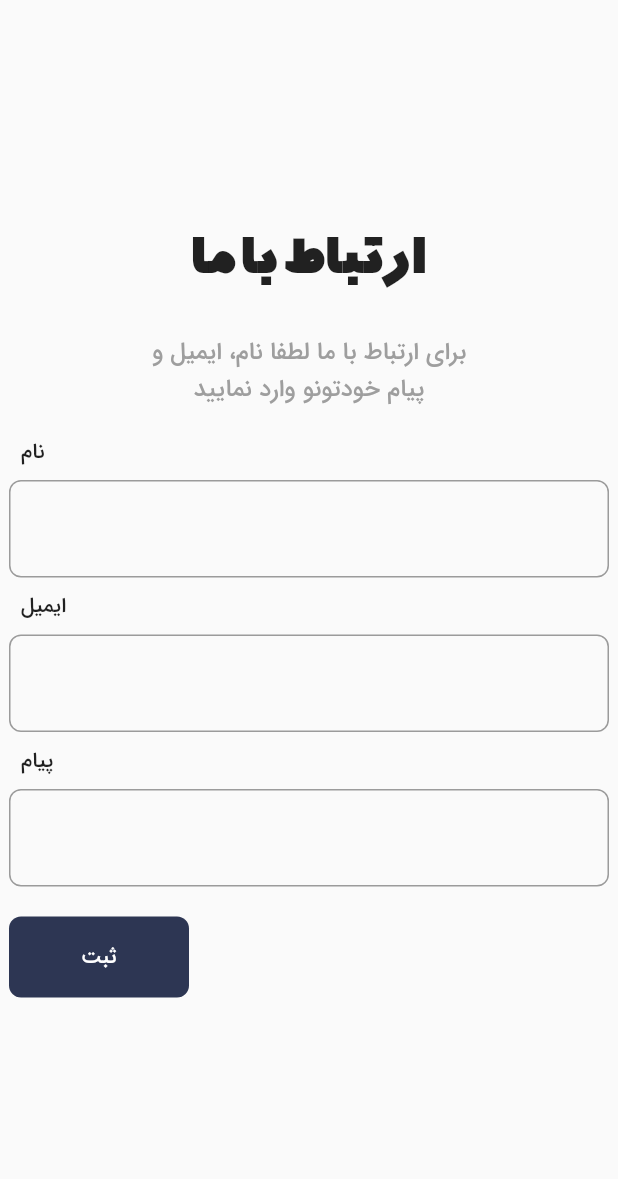
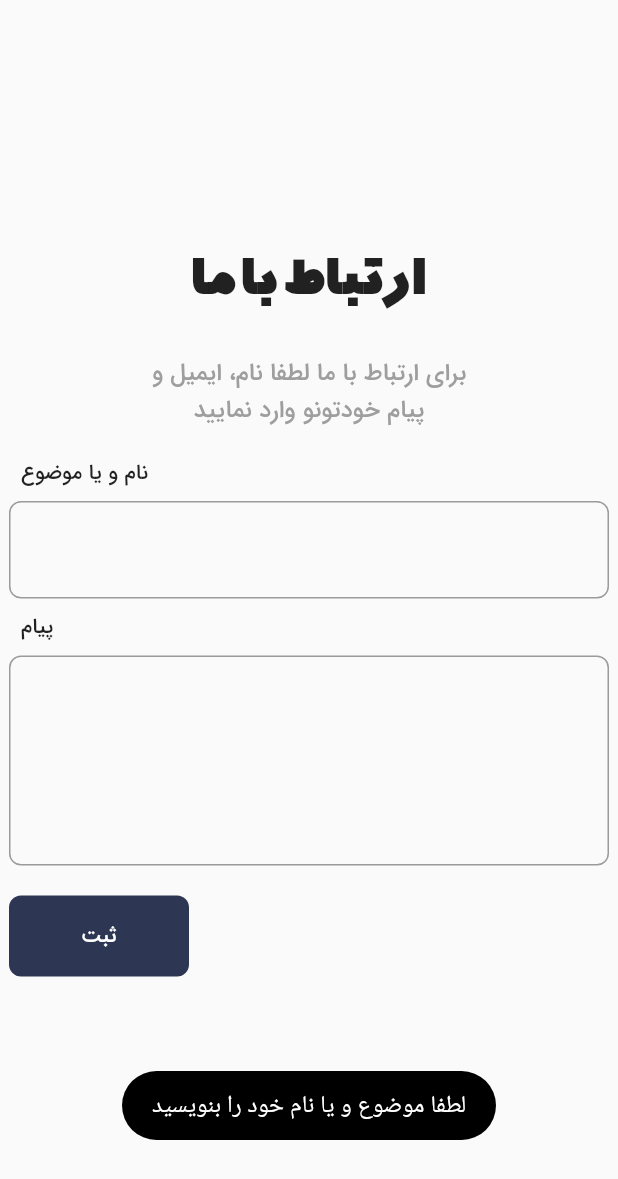
Before and after one commit to PhloxCompany/flutter_course_website, a Flutter app: the ContactUs widget shown alone on an empty page, opened directly, after a tap on "ثبت", on a phone screen of 412 x 824 dp. Shown: the top 1179 px of the screen. Run offline on Flutter 3.47's test engine with Material 2 defaults, Android fonts, the phone set to English and light mode, and no system bars; our stand-ins replace chewie, dio, file_picker, fluttertoast, pin_code_fields, shared_preferences and 2 more; missing offline and left inert: dart:html, image_picker_web, phlox_animations; accounts and stored records are empty; network calls fail.

Commit message:
fix contact us

```diff
--- a/lib/controller/providers/profile_mobile_mode_provider.dart
+++ b/lib/controller/providers/profile_mobile_mode_provider.dart
@@ -29,6 +29,9 @@ class ProfileMobileModeProvider extends ChangeNotifier {
     });
     await ApiService(context).post(url: 'update_profile.php?api=profile_image', res: (response){
       print(response);
+      if(response != false){
+        Navigator.pushNamedAndRemoveUntil(context, HomePage.routeName, (route) => false);
+      }
     },body: {
       "profile": MultipartFile.fromBytes(file,filename: 'me.png'),
     });
--- a/lib/ui/pages/profile/profile_items/contact_us.dart
+++ b/lib/ui/pages/profile/profile_items/contact_us.dart
@@ -2,6 +2,7 @@ import 'package:flutter/material.dart';
 import 'package:flutter_course_phlox/controller/providers/profile_mobile_mode_provider.dart';
 import 'package:flutter_course_phlox/ui/widgets/animate/phlox_anime.dart';
 import 'package:flutter_course_phlox/ui/widgets/text/extra_bold_text.dart';
+import 'package:flutter_course_phlox/utils/utils.dart';
 import 'package:phlox_animations/phlox_animations.dart';
 import 'package:provider/provider.dart';
 import 'package:url_launcher/url_launcher.dart';
@@ -21,6 +22,8 @@ class _ContactUsState extends State<ContactUs> {
     context.read<ProfileMobileModeProvider>().profileAnimationText = PhloxAnimationsController();
     context.read<ProfileMobileModeProvider>().profileAnimationExpanded = PhloxAnimationsController();
   }
+  TextEditingController nameController = TextEditingController();
+  TextEditingController messageController = TextEditingController();
   @override
   Widget build(BuildContext context) {
     double width = MediaQuery.of(context).size.width;
@@ -53,25 +56,12 @@ class _ContactUsState extends State<ContactUs> {
                 children: [
                   const Padding(
                     padding: EdgeInsets.all(8.0),
-                    child: Text('نام', style: TextStyle(fontSize: 14),),
+                    child: Text('نام و یا موضوع', style: TextStyle(fontSize: 14),),
                   ),
                   SizedBox(
                     width: 400,
                     child: TextField(
-                      decoration: InputDecoration(
-                        border: OutlineInputBorder(
-                          borderRadius: BorderRadius.circular(8)
-                        )
-                      ),
-                    ),
-                  ),
-                  const Padding(
-                    padding: EdgeInsets.all(8.0),
-                    child: Text('ایمیل', style: TextStyle(fontSize: 14),),
-                  ),
-                  SizedBox(
-                    width: 400,
-                    child: TextField(
+                      controller: nameController,
                       decoration: InputDecoration(
                         border: OutlineInputBorder(
                           borderRadius: BorderRadius.circular(8)
@@ -86,6 +76,9 @@ class _ContactUsState extends State<ContactUs> {
                   SizedBox(
                     width: 400,
                     child: TextField(
+                      controller: messageController,
+                      maxLines: 5,
+                      minLines: 4,
                       decoration: InputDecoration(
                         border: OutlineInputBorder(
                           borderRadius: BorderRadius.circular(8)
@@ -104,8 +97,16 @@ class _ContactUsState extends State<ContactUs> {
                     color: const Color(0xff2d3653),
                     child: const Text('ثبت' , style: TextStyle(color: Colors.white),),
                     onPressed: () async{
-                        const uri =
-                            "mailto:codingwithdhrumil@gmail.com?subject=Test Email&body=Test Description";
+                      if(nameController.text.isEmpty){
+                        Utils.showToast('لطفا موضوع و یا نام خود را بنویسید');
+                        return;
+                      }
+                      if(messageController.text.isEmpty){
+                        Utils.showToast('لطفا پیام خود را بنویسید');
+                        return;
+                      }
+                      final uri =
+                            "mailto:codingwithdhrumil@gmail.com?subject=${nameController.text} Email&body=${messageController.text}";
                         if (await canLaunch(uri)) {
                           await launch(uri);
                         } else {
--- a/lib/ui/pages/profile/web_mode.dart
+++ b/lib/ui/pages/profile/web_mode.dart
@@ -37,10 +37,10 @@ class _WebModeState extends State<_WebMode> {
                   height: 400,
                   width: 300,
                   child: InkWell(
-                    onTap: () async{
+                    onTap: () async {
                       Uint8List? bytesFromPicker = await ImagePickerWeb.getImageAsBytes();
                       profileMobileModeProvider.requestProfileImage(context,bytesFromPicker!);
-           },
+                      },
                     child: Stack(
                       children: [
                         Align(
```
Also changed, not shown: lib/ui/pages/profile/mobile_mode.dart (+8 -1 lines), lib/ui/pages/profile/profile_page.dart (+0 -10 lines).
